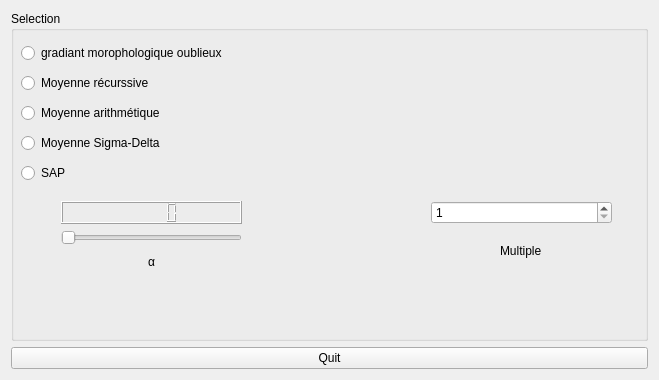
Before: the Qt Designer form selector.ui in Wissben/SPOM, drawn with Qt 5.
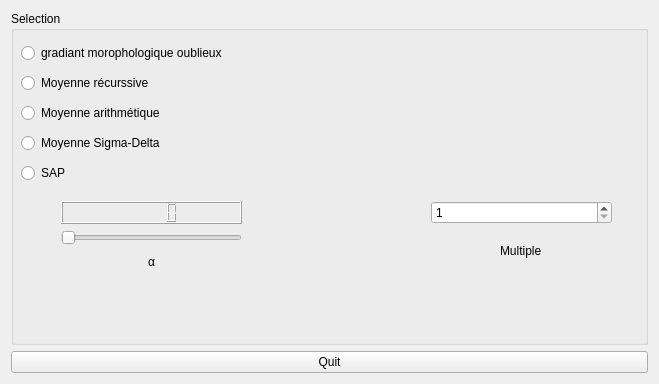
After: the same form once the commit is applied.

```diff
--- a/selector.ui
+++ b/selector.ui
@@ -10,7 +10,7 @@
     <x>0</x>
     <y>0</y>
     <width>659</width>
-    <height>380</height>
+    <height>384</height>
    </rect>
   </property>
   <property name="cursor">
```
Left out of the diff: 6 changed lines with no effect on the pictures.
